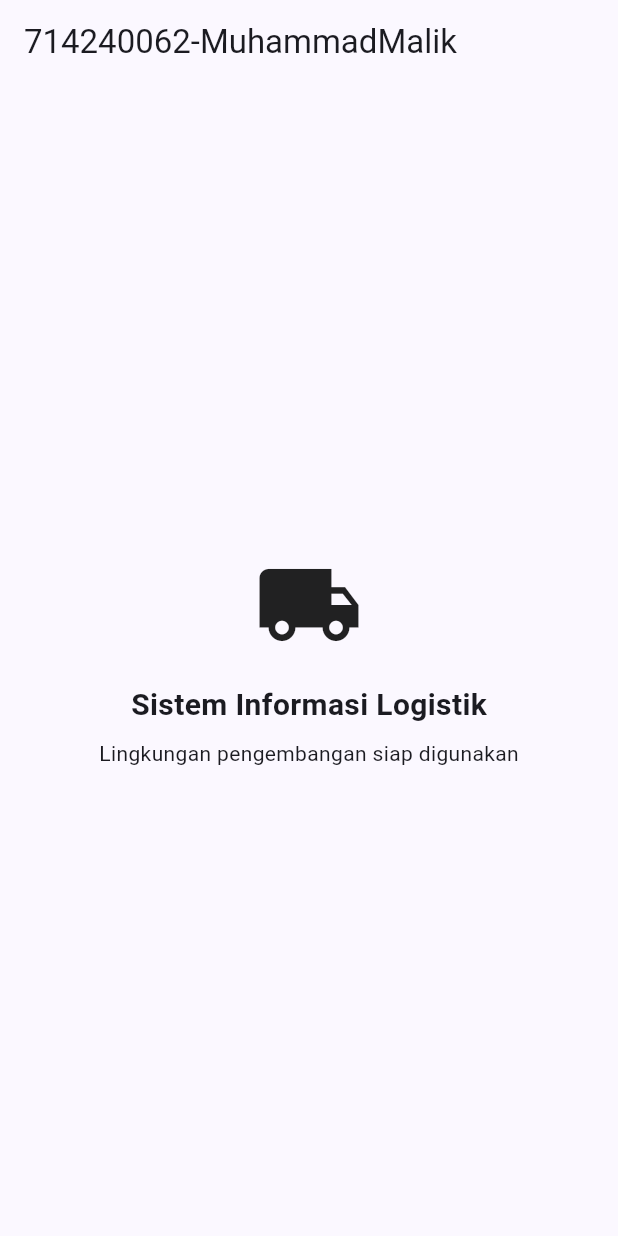
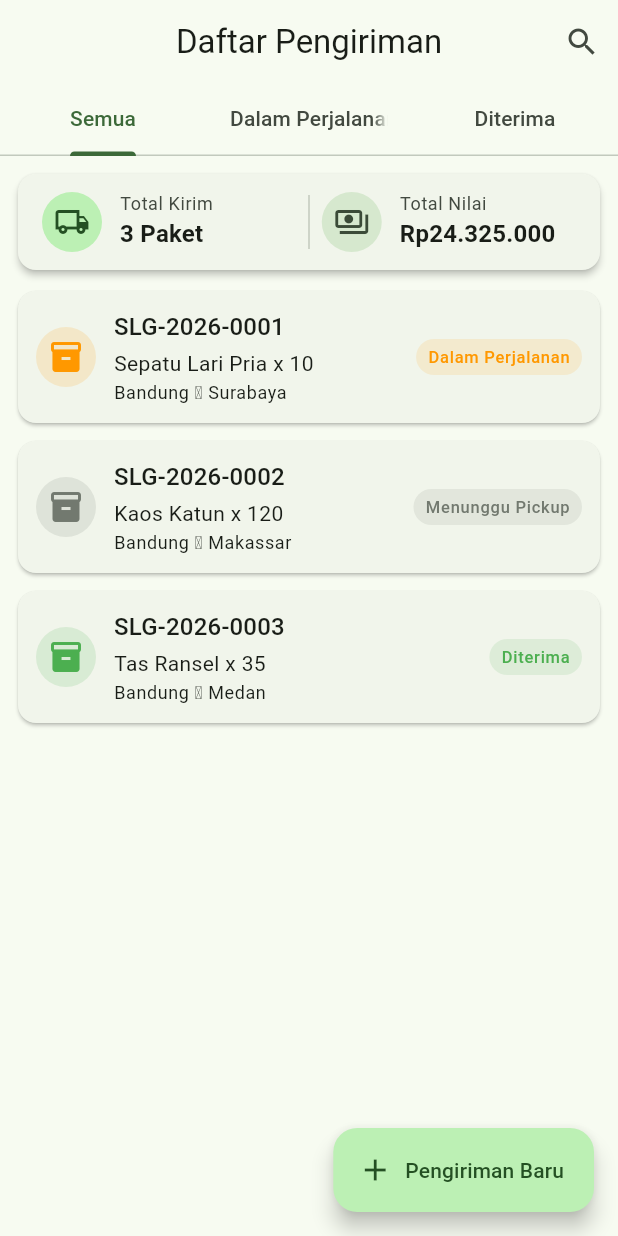
Before and after one commit to MuhammadMallq/silog-714240062, a Flutter app: the screen it shows after launch, on a phone screen of 412 x 824 dp. Run offline on Flutter 3.47's test engine with Material 3 defaults, Android fonts, the phone set to English and light mode, and no system bars.

Commit message:
Modul 6 : Pembangunan Antarmuka Berbasis Widget

```diff
--- /dev/null
+++ b/silog_app/lib/data/data_contoh.dart
@@ -0,0 +1,42 @@
+import '../model/barang.dart';
+import '../model/gudang.dart';
+import '../model/pengiriman.dart';
+
+final gudangBandung = Gudang(
+  kode: 'GD-BDG',
+  nama: 'Gudang Utama Bandung',
+  kota: 'Bandung',
+);
+final List<Pengiriman> dataPengiriman = [
+  Pengiriman(
+    resi: 'SLG-2026-0001',
+    asal: gudangBandung,
+    kotaTujuan: 'Surabaya',
+    barang: Barang(
+      kode: 'B-1024',
+      nama: 'Sepatu Lari Pria',
+      hargaSatuan: 450000,
+    ),
+    jumlah: 10,
+    tanggalKirim: DateTime(2026, 9, 8),
+    status: 'Dalam Perjalanan',
+  ),
+  Pengiriman(
+    resi: 'SLG-2026-0002',
+    asal: gudangBandung,
+    kotaTujuan: 'Makassar',
+    barang: Barang(kode: 'B-2048', nama: 'Kaos Katun', hargaSatuan: 85000),
+    jumlah: 120,
+    tanggalKirim: DateTime(2026, 9, 9),
+    status: 'Menunggu Pickup',
+  ),
+  Pengiriman(
+    resi: 'SLG-2026-0003',
+    asal: gudangBandung,
+    kotaTujuan: 'Medan',
+    barang: Barang(kode: 'B-3072', nama: 'Tas Ransel', hargaSatuan: 275000),
+    jumlah: 35,
+    tanggalKirim: DateTime(2026, 9, 10),
+    status: 'Diterima',
+  ),
+];
--- a/silog_app/lib/main.dart
+++ b/silog_app/lib/main.dart
@@ -1,46 +1,27 @@
 import 'package:flutter/material.dart';
+import 'tampilan/daftar_pengiriman_page.dart';
 
-void main() {
-  runApp(const SiLogApp());
-}
+void main() => runApp(const SiLogApp());
 
 class SiLogApp extends StatelessWidget {
   const SiLogApp({super.key});
   @override
   Widget build(BuildContext context) {
     return MaterialApp(
-      title: 'silog',
+      title: 'SiLog',
       debugShowCheckedModeBanner: false,
       theme: ThemeData(
-        colorScheme: ColorScheme.fromSeed(seedColor: Colors.indigo),
         useMaterial3: true,
+        colorScheme: ColorScheme.fromSeed(seedColor: const Color(0xFF1B5E20)),
+        cardTheme: CardThemeData(
+          elevation: 1,
+          shape: RoundedRectangleBorder(
+            borderRadius: BorderRadius.circular(12),
+          ),
+        ),
+        appBarTheme: const AppBarTheme(centerTitle: true),
       ),
-      home: const BerandaPage(),
+      home: const DaftarPengirimanPage(),
     );
   }
 }
-
-class BerandaPage extends StatelessWidget {
-  const BerandaPage({super.key});
-  @override
-  Widget build(BuildContext context) {
-    return Scaffold(
-      appBar: AppBar(title: const Text('714240062-MuhammadMalik')),
-      body: Center(
-        child: Column(
-          mainAxisAlignment: MainAxisAlignment.center,
-          children: const [
-            Icon(Icons.local_shipping, size: 72),
-            SizedBox(height: 16),
-            Text(
-              'Sistem Informasi Logistik',
-              style: TextStyle(fontSize: 20, fontWeight: FontWeight.bold),
-            ),
-            SizedBox(height: 8),
-            Text('Lingkungan pengembangan siap digunakan'),
-          ],
-        ),
-      ),
-    );
-  }
-}
--- /dev/null
+++ b/silog_app/lib/tampilan/daftar_pengiriman_page.dart
@@ -0,0 +1,99 @@
+import 'package:flutter/material.dart';
+import '../data/data_contoh.dart';
+import '../model/pengiriman.dart';
+import '../widget/kartu_pengiriman.dart';
+import '../widget/ringkasan_pengiriman.dart';
+import 'detail_pengiriman_page.dart';
+
+class DaftarPengirimanPage extends StatelessWidget {
+  const DaftarPengirimanPage({super.key});
+
+  Widget _buildListPengiriman(
+    BuildContext context,
+    List<Pengiriman> daftar,
+  ) {
+    if (daftar.isEmpty) {
+      return const Center(
+        child: Text('Tidak ada data pengiriman'),
+      );
+    }
+
+    return ListView.builder(
+      itemCount: daftar.length,
+      itemBuilder: (context, index) {
+        final item = daftar[index];
+        return KartuPengiriman(
+          pengiriman: item,
+          onTap: () {
+            Navigator.push(
+              context,
+              MaterialPageRoute(
+                builder: (_) => DetailPengirimanPage(pengiriman: item),
+              ),
+            );
+          },
+        );
+      },
+    );
+  }
+
+  @override
+  Widget build(BuildContext context) {
+    final daftarSemua = dataPengiriman;
+    final daftarDalamPerjalanan =
+        dataPengiriman.where((p) => p.status == 'Dalam Perjalanan').toList();
+    final daftarDiterima =
+        dataPengiriman.where((p) => p.status == 'Diterima').toList();
+
+    final int totalPengiriman = dataPengiriman.length;
+    final double totalNilaiBarang = dataPengiriman.fold<double>(
+      0.0,
+      (total, item) => total + item.nilaiBarang,
+    );
+
+    return DefaultTabController(
+      length: 3,
+      child: Scaffold(
+        appBar: AppBar(
+          title: const Text('Daftar Pengiriman'),
+          actions: [
+            IconButton(
+              icon: const Icon(Icons.search),
+              onPressed: () {},
+              tooltip: 'Cari resi',
+            ),
+          ],
+          bottom: const TabBar(
+            tabs: [
+              Tab(text: 'Semua'),
+              Tab(text: 'Dalam Perjalanan'),
+              Tab(text: 'Diterima'),
+            ],
+          ),
+        ),
+        body: Column(
+          children: [
+            RingkasanPengiriman(
+              totalPengiriman: totalPengiriman,
+              totalNilaiBarang: totalNilaiBarang,
+            ),
+            Expanded(
+              child: TabBarView(
+                children: [
+                  _buildListPengiriman(context, daftarSemua),
+                  _buildListPengiriman(context, daftarDalamPerjalanan),
+                  _buildListPengiriman(context, daftarDiterima),
+                ],
+              ),
+            ),
+          ],
+        ),
+        floatingActionButton: FloatingActionButton.extended(
+          onPressed: () {},
+          icon: const Icon(Icons.add),
+          label: const Text('Pengiriman Baru'),
+        ),
+      ),
+    );
+  }
+}
--- /dev/null
+++ b/silog_app/lib/tampilan/detail_pengiriman_page.dart
@@ -0,0 +1,74 @@
+import 'package:flutter/material.dart';
+import '../model/pengiriman.dart';
+
+class DetailPengirimanPage extends StatelessWidget {
+  final Pengiriman pengiriman;
+  const DetailPengirimanPage({super.key, required this.pengiriman});
+  Widget _baris(String label, String nilai) {
+    return Padding(
+      padding: const EdgeInsets.symmetric(vertical: 6),
+      child: Row(
+        crossAxisAlignment: CrossAxisAlignment.start,
+        children: [
+          SizedBox(
+            width: 130,
+            child: Text(label, style: const TextStyle(color: Colors.grey)),
+          ),
+          const Text(': '),
+          Expanded(child: Text(nilai)),
+        ],
+      ),
+    );
+  }
+
+  @override
+  Widget build(BuildContext context) {
+    final tgl = pengiriman.tanggalKirim;
+    return Scaffold(
+      appBar: AppBar(title: Text(pengiriman.resi)),
+      body: SingleChildScrollView(
+        padding: const EdgeInsets.all(16),
+        child: Column(
+          crossAxisAlignment: CrossAxisAlignment.start,
+          children: [
+            Text(
+              'Informasi Pengiriman',
+              style: Theme.of(context).textTheme.titleLarge,
+            ),
+            const Divider(height: 24),
+            _baris('Nomor Resi', pengiriman.resi),
+            _baris('Status', pengiriman.status),
+            _baris('Gudang Asal', pengiriman.asal.nama),
+            _baris('Kota Tujuan', pengiriman.kotaTujuan),
+            _baris('Tanggal Kirim', '${tgl.day}/${tgl.month}/${tgl.year}'),
+            const SizedBox(height: 16),
+            Text(
+              'Rincian Barang',
+              style: Theme.of(context).textTheme.titleLarge,
+            ),
+            const Divider(height: 24),
+            _baris('Kode Barang', pengiriman.barang.kode),
+            _baris('Nama Barang', pengiriman.barang.nama),
+            _baris(
+              'Jumlah',
+              '${pengiriman.jumlah} ${pengiriman.barang.satuan}',
+            ),
+            _baris(
+              'Nilai Barang',
+              'Rp${pengiriman.nilaiBarang.toStringAsFixed(0)}',
+            ),
+            const SizedBox(height: 24),
+            SizedBox(
+              width: double.infinity,
+              child: FilledButton.icon(
+                onPressed: () => Navigator.pop(context),
+                icon: const Icon(Icons.arrow_back),
+                label: const Text('Kembali ke Daftar'),
+              ),
+            ),
+          ],
+        ),
+      ),
+    );
+  }
+}
--- /dev/null
+++ b/silog_app/lib/widget/kartu_pengiriman.dart
@@ -0,0 +1,78 @@
+import 'package:flutter/material.dart';
+import '../model/pengiriman.dart';
+
+class KartuPengiriman extends StatelessWidget {
+  final Pengiriman pengiriman;
+  final VoidCallback onTap;
+  const KartuPengiriman({
+    super.key,
+    required this.pengiriman,
+    required this.onTap,
+  });
+
+  Color _warnaStatus(BuildContext context) {
+    switch (pengiriman.status) {
+      case 'Diterima':
+        return Colors.green;
+      case 'Dalam Perjalanan':
+        return Colors.orange;
+      default:
+        return Theme.of(context).colorScheme.outline;
+    }
+  }
+
+  @override
+  Widget build(BuildContext context) {
+    final teks = Theme.of(context).textTheme;
+    return Card(
+      margin: const EdgeInsets.symmetric(horizontal: 12, vertical: 6),
+      child: InkWell(
+        onTap: onTap,
+        borderRadius: BorderRadius.circular(12),
+        child: Padding(
+          padding: const EdgeInsets.all(12),
+          child: Row(
+            children: [
+              CircleAvatar(
+                backgroundColor: _warnaStatus(context).withOpacity(0.15),
+                child: Icon(Icons.inventory_2, color: _warnaStatus(context)),
+              ),
+              const SizedBox(width: 12),
+              Expanded(
+                child: Column(
+                  crossAxisAlignment: CrossAxisAlignment.start,
+                  children: [
+                    Text(pengiriman.resi, style: teks.titleMedium),
+                    const SizedBox(height: 2),
+                    Text(
+                      '${pengiriman.barang.nama} x ${pengiriman.jumlah}',
+                      style: teks.bodyMedium,
+                    ),
+                    const SizedBox(height: 2),
+                    Text(
+                      '${pengiriman.asal.kota} \u2192 ${pengiriman.kotaTujuan}',
+                      style: teks.bodySmall,
+                    ),
+                  ],
+                ),
+              ),
+              Container(
+                padding: const EdgeInsets.symmetric(horizontal: 8, vertical: 4),
+                decoration: BoxDecoration(
+                  color: _warnaStatus(context).withOpacity(0.12),
+                  borderRadius: BorderRadius.circular(20),
+                ),
+                child: Text(
+                  pengiriman.status,
+                  style: teks.labelSmall?.copyWith(
+                    color: _warnaStatus(context),
+                  ),
+                ),
+              ),
+            ],
+          ),
+        ),
+      ),
+    );
+  }
+}
--- /dev/null
+++ b/silog_app/lib/widget/ringkasan_pengiriman.dart
@@ -0,0 +1,118 @@
+import 'package:flutter/material.dart';
+
+class RingkasanPengiriman extends StatelessWidget {
+  final int totalPengiriman;
+  final double totalNilaiBarang;
+
+  const RingkasanPengiriman({
+    super.key,
+    required this.totalPengiriman,
+    required this.totalNilaiBarang,
+  });
+
+  String _formatRupiah(double nilai) {
+    final str = nilai.toStringAsFixed(0);
+    final buffer = StringBuffer();
+    for (int i = 0; i < str.length; i++) {
+      if (i > 0 && (str.length - i) % 3 == 0) {
+        buffer.write('.');
+      }
+      buffer.write(str[i]);
+    }
+    return 'Rp$buffer';
+  }
+
+  @override
+  Widget build(BuildContext context) {
+    final colorScheme = Theme.of(context).colorScheme;
+    final textTheme = Theme.of(context).textTheme;
+
+    return Card(
+      margin: const EdgeInsets.fromLTRB(12, 12, 12, 8),
+      elevation: 2,
+      child: Padding(
+        padding: const EdgeInsets.symmetric(horizontal: 16, vertical: 12),
+        child: Row(
+          children: [
+            Expanded(
+              child: Row(
+                children: [
+                  CircleAvatar(
+                    radius: 20,
+                    backgroundColor: colorScheme.primaryContainer,
+                    child: Icon(
+                      Icons.local_shipping_outlined,
+                      color: colorScheme.onPrimaryContainer,
+                    ),
+                  ),
+                  const SizedBox(width: 12),
+                  Expanded(
+                    child: Column(
+                      crossAxisAlignment: CrossAxisAlignment.start,
+                      children: [
+                        Text(
+                          'Total Kirim',
+                          style: textTheme.bodySmall?.copyWith(
+                            color: colorScheme.onSurfaceVariant,
+                          ),
+                        ),
+                        Text(
+                          '$totalPengiriman Paket',
+                          style: textTheme.titleMedium?.copyWith(
+                            fontWeight: FontWeight.bold,
+                          ),
+                          overflow: TextOverflow.ellipsis,
+                        ),
+                      ],
+                    ),
+                  ),
+                ],
+              ),
+            ),
+            Container(
+              height: 36,
+              width: 1,
+              color: colorScheme.outlineVariant,
+              margin: const EdgeInsets.symmetric(horizontal: 8),
+            ),
+            Expanded(
+              child: Row(
+                children: [
+                  CircleAvatar(
+                    radius: 20,
+                    backgroundColor: colorScheme.secondaryContainer,
+                    child: Icon(
+                      Icons.payments_outlined,
+                      color: colorScheme.onSecondaryContainer,
+                    ),
+                  ),
+                  const SizedBox(width: 12),
+                  Expanded(
+                    child: Column(
+                      crossAxisAlignment: CrossAxisAlignment.start,
+                      children: [
+                        Text(
+                          'Total Nilai',
+                          style: textTheme.bodySmall?.copyWith(
+                            color: colorScheme.onSurfaceVariant,
+                          ),
+                        ),
+                        Text(
+                          _formatRupiah(totalNilaiBarang),
+                          style: textTheme.titleMedium?.copyWith(
+                            fontWeight: FontWeight.bold,
+                          ),
+                          overflow: TextOverflow.ellipsis,
+                        ),
+                      ],
+                    ),
+                  ),
+                ],
+              ),
+            ),
+          ],
+        ),
+      ),
+    );
+  }
+}
```
Also changed, not shown: 1 other file.
